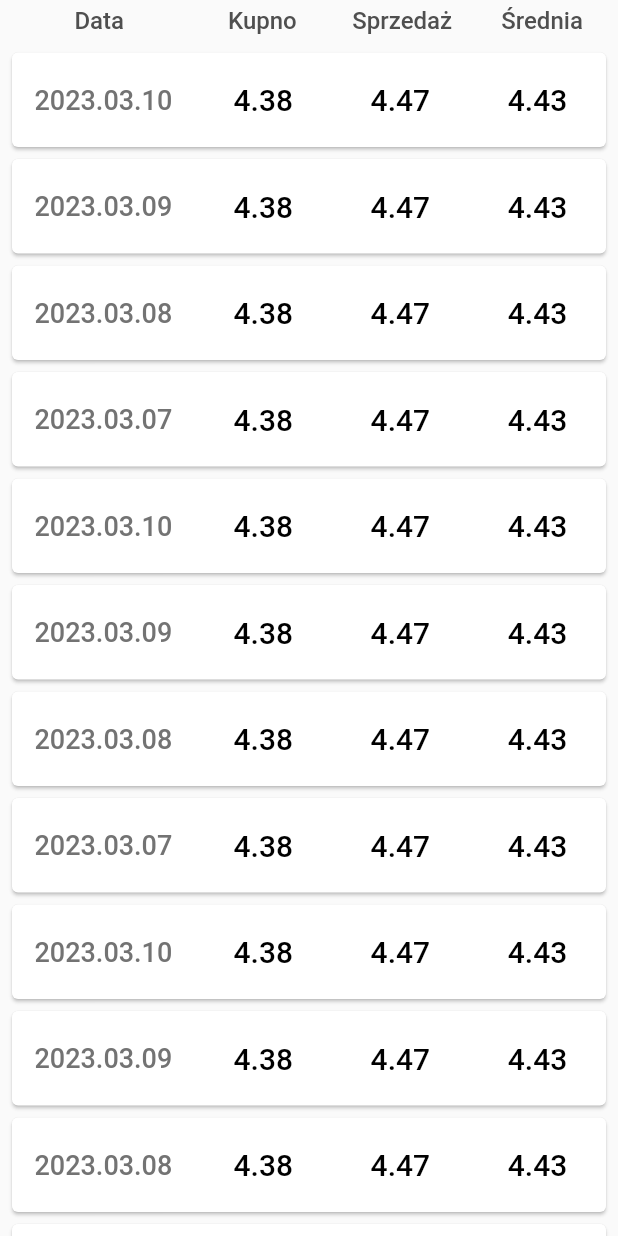
After one commit to KamilDonda/CurrencyRateApp, a Flutter app: the screen it shows after launch, after a tap on "USD", on a phone screen of 412 x 824 dp. The commit adds this screen. Run offline on Flutter 3.47's test engine with Material 2 defaults, Android fonts, the phone set to English and light mode, and no system bars; missing offline and left inert: flag.

Commit message:
Display detailed currencies

```diff
--- /dev/null
+++ b/lib/constants/typography.dart
@@ -0,0 +1,21 @@
+import 'package:flutter/material.dart';
+
+class CustomTypography {
+  static const TextStyle currencyStyle = TextStyle(
+    fontSize: 20,
+    fontWeight: FontWeight.w500,
+    color: Colors.black,
+  );
+
+  static const TextStyle dateStyle = TextStyle(
+    fontSize: 18,
+    fontWeight: FontWeight.w500,
+    color: Color(0xFF737373),
+  );
+
+  static const TextStyle headerStyle = TextStyle(
+    fontSize: 16,
+    fontWeight: FontWeight.w500,
+    color: Color(0xFF4F4F4F),
+  );
+}
--- /dev/null
+++ b/lib/model/detail_currency/detail_currency.dart
@@ -0,0 +1,11 @@
+class DetailCurrency {
+  final String date;
+  final double bid;
+  final double ask;
+
+  DetailCurrency({
+    required this.date,
+    required this.bid,
+    required this.ask,
+  });
+}
--- /dev/null
+++ b/lib/model/detail_currency/detail_currency_combined.dart
@@ -0,0 +1,13 @@
+class DetailCurrencyCombined {
+  final String date;
+  final double bid;
+  final double ask;
+  final double mid;
+
+  DetailCurrencyCombined({
+    required this.date,
+    required this.bid,
+    required this.ask,
+    required this.mid,
+  });
+}
--- /dev/null
+++ b/lib/model/detail_currency/detail_currency_mid.dart
@@ -0,0 +1,9 @@
+class DetailCurrencyMid {
+  final String date;
+  final double mid;
+
+  DetailCurrencyMid({
+    required this.date,
+    required this.mid,
+  });
+}
--- /dev/null
+++ b/lib/view/details/details_view.dart
@@ -0,0 +1,56 @@
+import 'package:currency_rate_app/model/detail_currency/detail_currency_combined.dart';
+import 'package:currency_rate_app/widgets/detail_currency_header.dart';
+import 'package:currency_rate_app/widgets/detail_currency_item.dart';
+import 'package:flutter/material.dart';
+
+class DetailsView extends StatelessWidget {
+  const DetailsView({Key? key}) : super(key: key);
+
+  static final currencies = [
+    DetailCurrencyCombined(
+        date: "2023.03.10", bid: 4.3840, ask: 4.4726, mid: 4.4266),
+    DetailCurrencyCombined(
+        date: "2023.03.09", bid: 4.3840, ask: 4.4726, mid: 4.4266),
+    DetailCurrencyCombined(
+        date: "2023.03.08", bid: 4.3840, ask: 4.4726, mid: 4.4266),
+    DetailCurrencyCombined(
+        date: "2023.03.07", bid: 4.3840, ask: 4.4726, mid: 4.4266),
+    DetailCurrencyCombined(
+        date: "2023.03.10", bid: 4.3840, ask: 4.4726, mid: 4.4266),
+    DetailCurrencyCombined(
+        date: "2023.03.09", bid: 4.3840, ask: 4.4726, mid: 4.4266),
+    DetailCurrencyCombined(
+        date: "2023.03.08", bid: 4.3840, ask: 4.4726, mid: 4.4266),
+    DetailCurrencyCombined(
+        date: "2023.03.07", bid: 4.3840, ask: 4.4726, mid: 4.4266),
+    DetailCurrencyCombined(
+        date: "2023.03.10", bid: 4.3840, ask: 4.4726, mid: 4.4266),
+    DetailCurrencyCombined(
+        date: "2023.03.09", bid: 4.3840, ask: 4.4726, mid: 4.4266),
+    DetailCurrencyCombined(
+        date: "2023.03.08", bid: 4.3840, ask: 4.4726, mid: 4.4266),
+    DetailCurrencyCombined(
+        date: "2023.03.07", bid: 4.3840, ask: 4.4726, mid: 4.4266),
+  ];
+
+  @override
+  Widget build(BuildContext context) {
+    return Scaffold(
+      body: SafeArea(
+        child: Column(
+          children: [
+            const DetailCurrencyHeader(),
+            Expanded(
+              child: ListView.builder(
+                padding: const EdgeInsets.all(4),
+                itemCount: currencies.length,
+                itemBuilder: (_, index) =>
+                    DetailCurrencyItem(currency: currencies[index]),
+              ),
+            ),
+          ],
+        ),
+      ),
+    );
+  }
+}
--- a/lib/view/home/home_view.dart
+++ b/lib/view/home/home_view.dart
@@ -1,4 +1,5 @@
 import 'package:currency_rate_app/model/Currency.dart';
+import 'package:currency_rate_app/view/details/details_view.dart';
 import 'package:flag/flag.dart';
 import 'package:flutter/foundation.dart';
 import 'package:flutter/material.dart';
@@ -12,14 +13,14 @@ class HomeView extends StatelessWidget {
       countryCode: FlagsCode.US,
       code: "USD",
       symbol: "\$",
-      value: 4.3,
+      value: 4.4726,
     ),
     Currency(
       name: "Euro",
       countryCode: FlagsCode.EU,
       code: "EU",
       symbol: "€",
-      value: 5.64,
+      value: 4.3840,
     ),
   ];
 
@@ -35,6 +36,10 @@ class HomeView extends StatelessWidget {
               if (kDebugMode) {
                 print(currencies[index].name);
               }
+              Navigator.push(
+                context,
+                MaterialPageRoute(builder: (_) => const DetailsView()),
+              );
             },
             child: Card(
               child: Container(
--- /dev/null
+++ b/lib/widgets/detail_currency_header.dart
@@ -0,0 +1,29 @@
+import 'package:collection/collection.dart';
+import 'package:currency_rate_app/constants/typography.dart';
+import 'package:flutter/material.dart';
+
+class DetailCurrencyHeader extends StatelessWidget {
+  const DetailCurrencyHeader({Key? key}) : super(key: key);
+
+  static List<String> headers = ["Data", "Kupno", "Sprzedaż", "Średnia"];
+
+  @override
+  Widget build(BuildContext context) {
+    return Container(
+      padding: const EdgeInsets.all(4),
+      child: Row(
+        mainAxisAlignment: MainAxisAlignment.spaceBetween,
+        children: headers
+            .mapIndexed((index, header) => Expanded(
+                  flex: index == 0 ? 4 : 3,
+                  child: Text(
+                    header,
+                    textAlign: TextAlign.center,
+                    style: CustomTypography.headerStyle,
+                  ),
+                ))
+            .toList(),
+      ),
+    );
+  }
+}
--- /dev/null
+++ b/lib/widgets/detail_currency_item.dart
@@ -0,0 +1,44 @@
+import 'package:collection/collection.dart';
+import 'package:currency_rate_app/constants/typography.dart';
+import 'package:currency_rate_app/model/detail_currency/detail_currency_combined.dart';
+import 'package:flutter/material.dart';
+
+class DetailCurrencyItem extends StatelessWidget {
+  final DetailCurrencyCombined currency;
+
+  DetailCurrencyItem({
+    Key? key,
+    required this.currency,
+  }) : super(key: key);
+
+  late var items = [
+    currency.date,
+    currency.bid.toStringAsFixed(2),
+    currency.ask.toStringAsFixed(2),
+    currency.mid.toStringAsFixed(2),
+  ];
+
+  @override
+  Widget build(BuildContext context) {
+    return Card(
+      child: Container(
+        padding: const EdgeInsets.symmetric(vertical: 20),
+        child: Row(
+          mainAxisAlignment: MainAxisAlignment.spaceBetween,
+          children: items
+              .mapIndexed((index, item) => Expanded(
+                    flex: index == 0 ? 4 : 3,
+                    child: Text(
+                      item,
+                      textAlign: TextAlign.center,
+                      style: index == 0
+                          ? CustomTypography.dateStyle
+                          : CustomTypography.currencyStyle,
+                    ),
+                  ))
+              .toList(),
+        ),
+      ),
+    );
+  }
+}
```
